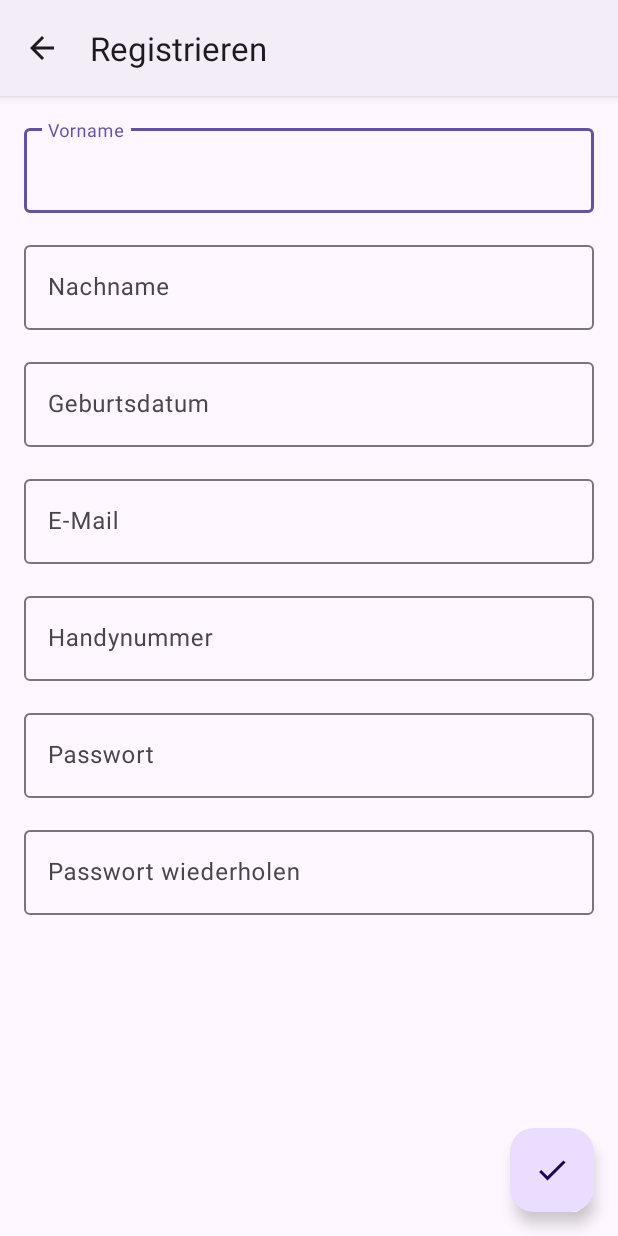
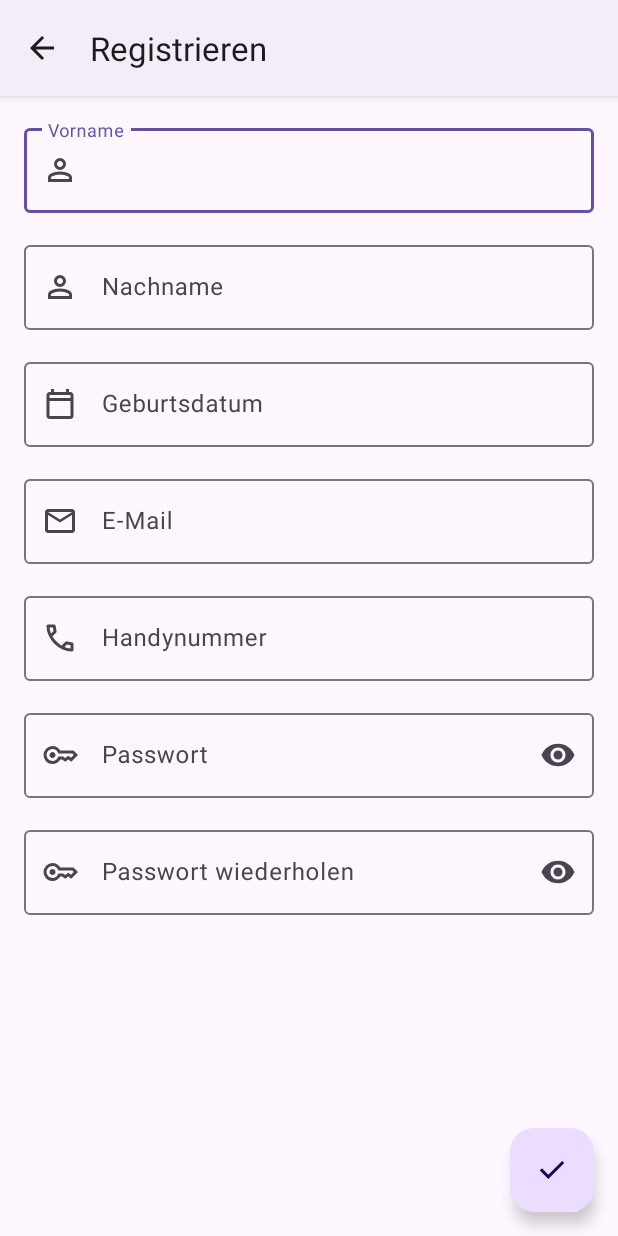
Before and after one commit to Sandlo/EventRadar, an Android app: the RegisterActivity screen opened directly, with no data from a screen before it, on a phone screen of 412 x 824 dp. Run offline under Robolectric (Android 15) with nearby library versions, the phone set to English and light mode, and no system bars.

Commit message:
Add text icons

```diff
--- /dev/null
+++ b/app/src/main/res/drawable/ic_calendar_today.xml
@@ -0,0 +1,9 @@
+<vector xmlns:android="http://schemas.android.com/apk/res/android"
+    android:width="24dp"
+    android:height="24dp"
+    android:viewportWidth="960"
+    android:viewportHeight="960">
+  <path
+      android:fillColor="#FF000000"
+      android:pathData="M200,880q-33,0 -56.5,-23.5T120,800v-560q0,-33 23.5,-56.5T200,160h40v-80h80v80h320v-80h80v80h40q33,0 56.5,23.5T840,240v560q0,33 -23.5,56.5T760,880L200,880ZM200,800h560v-400L200,400v400ZM200,320h560v-80L200,240v80ZM200,320v-80,80Z"/>
+</vector>
--- /dev/null
+++ b/app/src/main/res/drawable/ic_call.xml
@@ -0,0 +1,9 @@
+<vector xmlns:android="http://schemas.android.com/apk/res/android"
+    android:width="24dp"
+    android:height="24dp"
+    android:viewportWidth="960"
+    android:viewportHeight="960">
+  <path
+      android:fillColor="#FF000000"
+      android:pathData="M798,840q-125,0 -247,-54.5T329,631Q229,531 174.5,409T120,162q0,-18 12,-30t30,-12h162q14,0 25,9.5t13,22.5l26,140q2,16 -1,27t-11,19l-97,98q20,37 47.5,71.5T387,574q31,31 65,57.5t72,48.5l94,-94q9,-9 23.5,-13.5T670,570l138,28q14,4 23,14.5t9,23.5v162q0,18 -12,30t-30,12ZM241,360l66,-66 -17,-94h-89q5,41 14,81t26,79ZM599,718q39,17 79.5,27t81.5,13v-88l-94,-19 -67,67ZM241,360ZM599,718Z"/>
+</vector>
--- a/app/src/main/res/drawable/ic_check.xml
+++ /dev/null
@@ -1,5 +0,0 @@
-<vector android:height="24dp" android:tint="#000000"
-    android:viewportHeight="24" android:viewportWidth="24"
-    android:width="24dp" xmlns:android="http://schemas.android.com/apk/res/android">
-    <path android:fillColor="@android:color/white" android:pathData="M9,16.17L4.83,12l-1.42,1.41L9,19 21,7l-1.41,-1.41z"/>
-</vector>
--- /dev/null
+++ b/app/src/main/res/drawable/ic_done.xml
@@ -0,0 +1,9 @@
+<vector xmlns:android="http://schemas.android.com/apk/res/android"
+    android:width="24dp"
+    android:height="24dp"
+    android:viewportWidth="960"
+    android:viewportHeight="960">
+  <path
+      android:fillColor="#FF000000"
+      android:pathData="M382,720 L154,492l57,-57 171,171 367,-367 57,57 -424,424Z"/>
+</vector>
--- /dev/null
+++ b/app/src/main/res/drawable/ic_key.xml
@@ -0,0 +1,9 @@
+<vector xmlns:android="http://schemas.android.com/apk/res/android"
+    android:width="24dp"
+    android:height="24dp"
+    android:viewportWidth="960"
+    android:viewportHeight="960">
+  <path
+      android:fillColor="#FF000000"
+      android:pathData="M280,560q-33,0 -56.5,-23.5T200,480q0,-33 23.5,-56.5T280,400q33,0 56.5,23.5T360,480q0,33 -23.5,56.5T280,560ZM280,720q-100,0 -170,-70T40,480q0,-100 70,-170t170,-70q67,0 121.5,33t86.5,87h352l120,120 -180,180 -80,-60 -80,60 -85,-60h-47q-32,54 -86.5,87T280,720ZM280,640q56,0 98.5,-34t56.5,-86h125l58,41 82,-61 71,55 75,-75 -40,-40L435,440q-14,-52 -56.5,-86T280,320q-66,0 -113,47t-47,113q0,66 47,113t113,47Z"/>
+</vector>
--- /dev/null
+++ b/app/src/main/res/drawable/ic_mail.xml
@@ -0,0 +1,9 @@
+<vector xmlns:android="http://schemas.android.com/apk/res/android"
+    android:width="24dp"
+    android:height="24dp"
+    android:viewportWidth="960"
+    android:viewportHeight="960">
+  <path
+      android:fillColor="#FF000000"
+      android:pathData="M160,800q-33,0 -56.5,-23.5T80,720v-480q0,-33 23.5,-56.5T160,160h640q33,0 56.5,23.5T880,240v480q0,33 -23.5,56.5T800,800L160,800ZM480,520L160,320v400h640v-400L480,520ZM480,440 L800,240L160,240l320,200ZM160,320v-80,480 -400Z"/>
+</vector>
--- /dev/null
+++ b/app/src/main/res/drawable/ic_person.xml
@@ -0,0 +1,9 @@
+<vector xmlns:android="http://schemas.android.com/apk/res/android"
+    android:width="24dp"
+    android:height="24dp"
+    android:viewportWidth="960"
+    android:viewportHeight="960">
+  <path
+      android:fillColor="#FF000000"
+      android:pathData="M480,480q-66,0 -113,-47t-47,-113q0,-66 47,-113t113,-47q66,0 113,47t47,113q0,66 -47,113t-113,47ZM160,800v-112q0,-34 17.5,-62.5T224,582q62,-31 126,-46.5T480,520q66,0 130,15.5T736,582q29,15 46.5,43.5T800,688v112L160,800ZM240,720h480v-32q0,-11 -5.5,-20T700,654q-54,-27 -109,-40.5T480,600q-56,0 -111,13.5T260,654q-9,5 -14.5,14t-5.5,20v32ZM480,400q33,0 56.5,-23.5T560,320q0,-33 -23.5,-56.5T480,240q-33,0 -56.5,23.5T400,320q0,33 23.5,56.5T480,400ZM480,320ZM480,720Z"/>
+</vector>
--- a/app/src/main/res/layout/activity_register.xml
+++ b/app/src/main/res/layout/activity_register.xml
@@ -14,7 +14,8 @@
             android:layout_width="match_parent"
             android:layout_height="wrap_content"
             android:layout_marginBottom="@dimen/full_padding"
-            android:hint="@string/name">
+            android:hint="@string/name"
+            app:startIconDrawable="@drawable/ic_person">
 
             <com.google.android.material.textfield.TextInputEditText
                 android:layout_width="match_parent"
@@ -25,7 +26,8 @@
             android:layout_width="match_parent"
             android:layout_height="wrap_content"
             android:layout_marginBottom="@dimen/full_padding"
-            android:hint="@string/surname">
+            android:hint="@string/surname"
+            app:startIconDrawable="@drawable/ic_person">
 
             <com.google.android.material.textfield.TextInputEditText
                 android:layout_width="match_parent"
@@ -36,55 +38,67 @@
             android:layout_width="match_parent"
             android:layout_height="wrap_content"
             android:layout_marginBottom="@dimen/full_padding"
-            android:hint="@string/birthdate">
+            android:hint="@string/birthdate"
+            app:startIconDrawable="@drawable/ic_calendar_today">
 
             <com.google.android.material.textfield.TextInputEditText
                 android:layout_width="match_parent"
-                android:layout_height="wrap_content" />
+                android:layout_height="wrap_content"
+                android:inputType="date" />
         </com.google.android.material.textfield.TextInputLayout>
 
         <com.google.android.material.textfield.TextInputLayout
             android:layout_width="match_parent"
             android:layout_height="wrap_content"
             android:layout_marginBottom="@dimen/full_padding"
-            android:hint="@string/mail">
+            android:hint="@string/mail"
+            app:startIconDrawable="@drawable/ic_mail">
 
             <com.google.android.material.textfield.TextInputEditText
                 android:layout_width="match_parent"
-                android:layout_height="wrap_content" />
+                android:layout_height="wrap_content"
+                android:inputType="textEmailAddress" />
         </com.google.android.material.textfield.TextInputLayout>
 
         <com.google.android.material.textfield.TextInputLayout
             android:layout_width="match_parent"
             android:layout_height="wrap_content"
             android:layout_marginBottom="@dimen/full_padding"
-            android:hint="@string/phone">
+            android:hint="@string/phone"
+            app:startIconDrawable="@drawable/ic_call">
 
             <com.google.android.material.textfield.TextInputEditText
                 android:layout_width="match_parent"
-                android:layout_height="wrap_content" />
+                android:layout_height="wrap_content"
+                android:inputType="phone" />
         </com.google.android.material.textfield.TextInputLayout>
 
         <com.google.android.material.textfield.TextInputLayout
             android:layout_width="match_parent"
             android:layout_height="wrap_content"
             android:layout_marginBottom="@dimen/full_padding"
-            android:hint="@string/password">
+            android:hint="@string/password"
+            app:startIconDrawable="@drawable/ic_key"
+            app:endIconMode="password_toggle">
 
             <com.google.android.material.textfield.TextInputEditText
                 android:layout_width="match_parent"
-                android:layout_height="wrap_content" />
+                android:layout_height="wrap_content"
+                android:inputType="textPassword" />
         </com.google.android.material.textfield.TextInputLayout>
 
         <com.google.android.material.textfield.TextInputLayout
             android:layout_width="match_parent"
             android:layout_height="wrap_content"
             android:layout_marginBottom="@dimen/full_padding"
-            android:hint="@string/repeat_password">
+            android:hint="@string/repeat_password"
+            app:startIconDrawable="@drawable/ic_key"
+            app:endIconMode="password_toggle">
 
             <com.google.android.material.textfield.TextInputEditText
                 android:layout_width="match_parent"
-                android:layout_height="wrap_content" />
+                android:layout_height="wrap_content"
+                android:inputType="textPassword" />
         </com.google.android.material.textfield.TextInputLayout>
     </LinearLayout>
 
@@ -96,5 +110,5 @@
         android:layout_alignParentBottom="true"
         android:layout_margin="@dimen/full_padding"
         android:contentDescription="@string/title_interests"
-        app:srcCompat="@drawable/ic_check" />
+        app:srcCompat="@drawable/ic_done" />
 </RelativeLayout>
```
